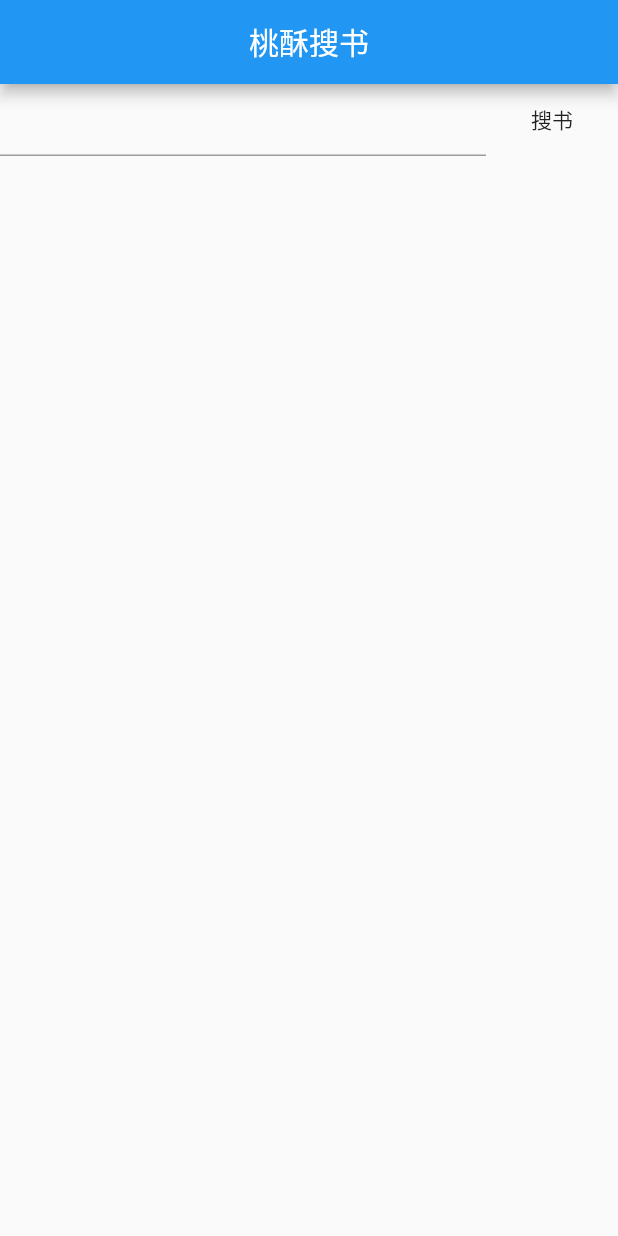
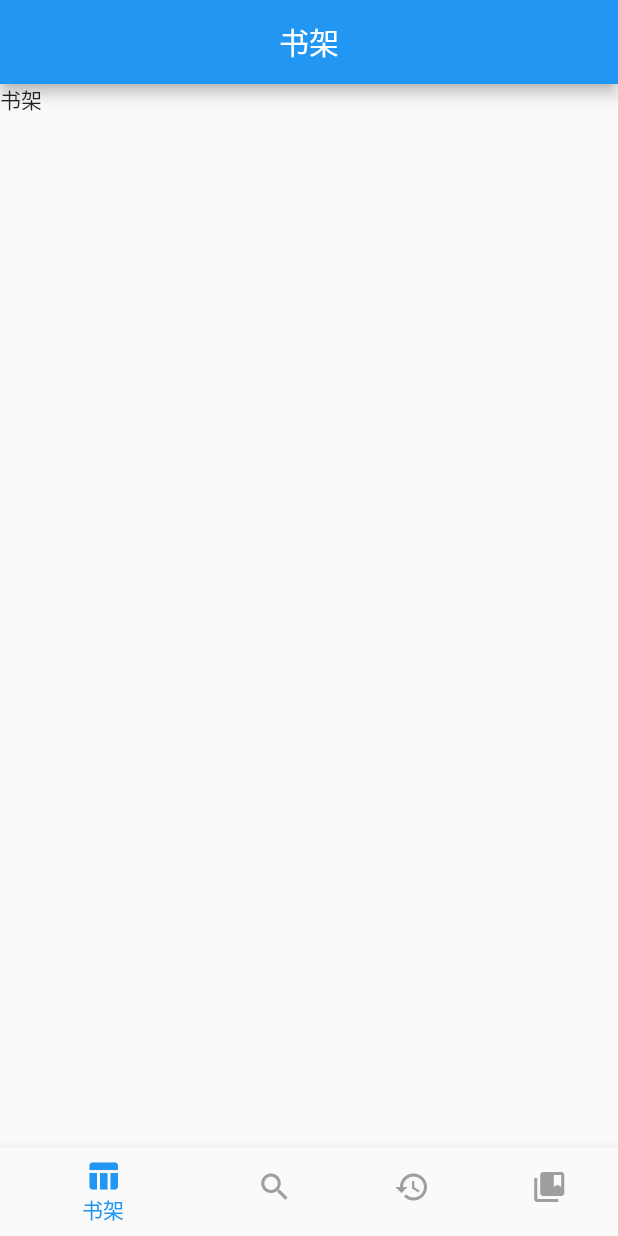
Before and after one commit to wyswill/flutter_Book, a Flutter app: the screen it shows after launch, on a phone screen of 412 x 824 dp. Run offline on Flutter 3.47's test engine with Material 2 defaults, Android fonts, the phone set to English and light mode, and no system bars; our stand-ins replace dio, flutter_widget_from_html.

Commit message:
✨feat(lib): 页面组织修改
新增调度页面、书架、历史、书签基本框架搭建

```diff
--- a/lib/main.dart
+++ b/lib/main.dart
@@ -2,9 +2,9 @@
  * @LastEditors: wyswill
  * @Description: 文件描述
  * @Date: 2020-12-04 15:49:24
- * @LastEditTime: 2020-12-04 16:44:58
+ * @LastEditTime: 2020-12-05 18:14:29
  */
-import 'package:book/pages/serch.dart';
+import 'package:book/pages/dispatch.dart';
 import 'package:flutter/material.dart';
 
 void main() {
@@ -21,7 +21,7 @@ class MyApp extends StatelessWidget {
         primarySwatch: Colors.blue,
         visualDensity: VisualDensity.adaptivePlatformDensity,
       ),
-      home: SearchPage(),
+      home: Dispatch(),
     );
   }
 }
--- /dev/null
+++ b/lib/pages/bookshelf.dart
@@ -0,0 +1,29 @@
+/*
+ * @LastEditors: wyswill
+ * @Description: 书架
+ * @Date: 2020-12-05 18:16:12
+ * @LastEditTime: 2020-12-05 18:20:51
+ */
+import 'package:flutter/material.dart';
+
+class BookShelf extends StatefulWidget {
+  BookShelf({Key key}) : super(key: key);
+
+  @override
+  _BookShelfState createState() => _BookShelfState();
+}
+
+class _BookShelfState extends State<BookShelf> {
+  @override
+  Widget build(BuildContext context) {
+    return Scaffold(
+      appBar: AppBar(
+        centerTitle: true,
+        title: Text('书架'),
+      ),
+      body: Container(
+        child: Text('书架'),
+      ),
+    );
+  }
+}
--- /dev/null
+++ b/lib/pages/dispatch.dart
@@ -0,0 +1,50 @@
+/*
+ * @LastEditors: wyswill
+ * @Description: 调度页面
+ * @Date: 2020-12-05 18:13:03
+ * @LastEditTime: 2020-12-05 18:19:40
+ */
+
+import 'package:book/pages/bookMark.dart';
+import 'package:book/pages/bookshelf.dart';
+import 'package:book/pages/history.dart';
+import 'package:book/pages/serch.dart';
+import 'package:flutter/material.dart';
+
+class Dispatch extends StatefulWidget {
+  Dispatch({Key key}) : super(key: key);
+  @override
+  _DispatchState createState() => _DispatchState();
+}
+
+class _DispatchState extends State<Dispatch> {
+  int currentIndex = 0;
+  @override
+  Widget build(BuildContext context) {
+    return Scaffold(
+      body: IndexedStack(
+        index: currentIndex,
+        children: [BookShelf(), SearchPage(), HistoryPage(), BookMark()],
+      ),
+      bottomNavigationBar: BottomNavigationBar(
+        selectedItemColor: Colors.blue,
+        unselectedItemColor: Colors.grey,
+        currentIndex: currentIndex,
+        onTap: switchPage,
+        items: [
+          BottomNavigationBarItem(label: '书架', icon: Icon(Icons.table_chart)),
+          BottomNavigationBarItem(label: '搜书', icon: Icon(Icons.search)),
+          BottomNavigationBarItem(label: '历史', icon: Icon(Icons.history)),
+          BottomNavigationBarItem(
+              label: '收藏夹', icon: Icon(Icons.collections_bookmark)),
+        ],
+      ),
+    );
+  }
+
+  switchPage(int index) {
+    setState(() {
+      currentIndex = index;
+    });
+  }
+}
--- a/lib/util/htmlPres.dart
+++ b/lib/util/htmlPres.dart
@@ -2,15 +2,15 @@
  * @LastEditors: wyswill
  * @Description: html提取
  * @Date: 2020-12-04 19:53:21
- * @LastEditTime: 2020-12-05 17:14:32
+ * @LastEditTime: 2020-12-05 18:08:28
  */
 import "package:html/parser.dart" show parse;
 
 List<Map<String, String>> getUrlAndContent(String htmlStr, String matchStr) {
   var document = parse(htmlStr);
-  List a_list = document.querySelectorAll(matchStr);
+  List aList = document.querySelectorAll(matchStr);
   List<Map<String, String>> ret = [];
-  a_list.forEach((element) {
+  aList.forEach((element) {
     ret.add({"url": element.attributes['href'], "content": element.innerHtml});
   });
   return ret;
```
Also changed, not shown: lib/pages/bookContent.dart (+6 -1 lines), lib/pages/bookDetil.dart (+6 -1 lines), lib/pages/bookMark.dart (added, +27 -0 lines), lib/pages/history.dart (added, +26 -0 lines), lib/pages/serch.dart (+13 -2 lines).
